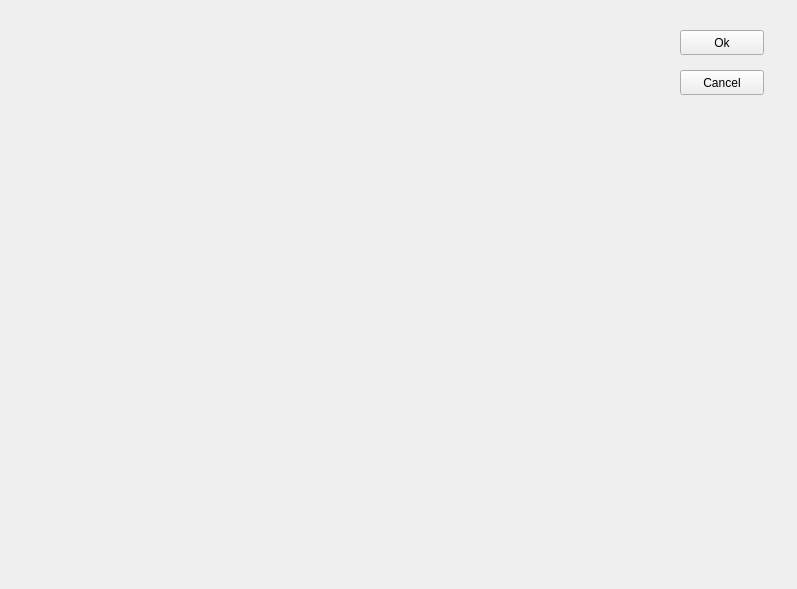
This is QtGuiApplication1/qtguiapplication1.ui in pth68/QtTest as Qt 5 draws it before an edit. The edited form follows.
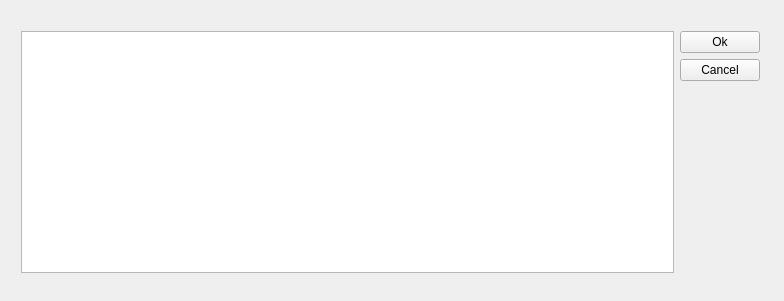
This is the edited form.

Commit message: added button functionality

What changed in the file:
```diff
--- a/QtGuiApplication1/qtguiapplication1.ui
+++ b/QtGuiApplication1/qtguiapplication1.ui
@@ -6,38 +6,58 @@
    <rect>
     <x>0</x>
     <y>0</y>
-    <width>797</width>
-    <height>589</height>
+    <width>784</width>
+    <height>301</height>
    </rect>
   </property>
   <property name="windowTitle">
    <string>QtGuiApplication1</string>
   </property>
-  <widget class="QPushButton" name="pushButton">
+  <widget class="QWidget" name="layoutWidget">
    <property name="geometry">
     <rect>
-     <x>680</x>
-     <y>30</y>
-     <width>84</width>
-     <height>25</height>
+     <x>10</x>
+     <y>20</y>
+     <width>761</width>
+     <height>264</height>
     </rect>
    </property>
-   <property name="text">
-    <string>Ok</string>
-   </property>
-  </widget>
-  <widget class="QPushButton" name="pushButton_2">
-   <property name="geometry">
-    <rect>
-     <x>680</x>
-     <y>70</y>
-     <width>84</width>
-     <height>25</height>
-    </rect>
-   </property>
-   <property name="text">
-    <string>Cancel</string>
-   </property>
+   <layout class="QGridLayout" name="gridLayout">
+    <item row="0" column="0">
+     <widget class="QListWidget" name="myList"/>
+    </item>
+    <item row="0" column="1">
+     <layout class="QVBoxLayout" name="verticalLayout">
+      <item>
+       <widget class="QPushButton" name="okButton">
+        <property name="text">
+         <string>Ok</string>
+        </property>
+       </widget>
+      </item>
+      <item>
+       <widget class="QPushButton" name="CancelButton">
+        <property name="text">
+         <string>Cancel</string>
+        </property>
+       </widget>
+      </item>
+      <item>
+       <spacer name="verticalSpacer">
+        <property name="orientation">
+         <enum>Qt::Vertical</enum>
+        </property>
+        <property name="sizeHint" stdset="0">
+         <size>
+          <width>20</width>
+          <height>198</height>
+         </size>
+        </property>
+       </spacer>
+      </item>
+     </layout>
+    </item>
+   </layout>
   </widget>
  </widget>
  <layoutdefault spacing="6" margin="11"/>
```
Left out of the diff: 19 changed lines with no effect on the pictures. The commit also changes 2 other files.
